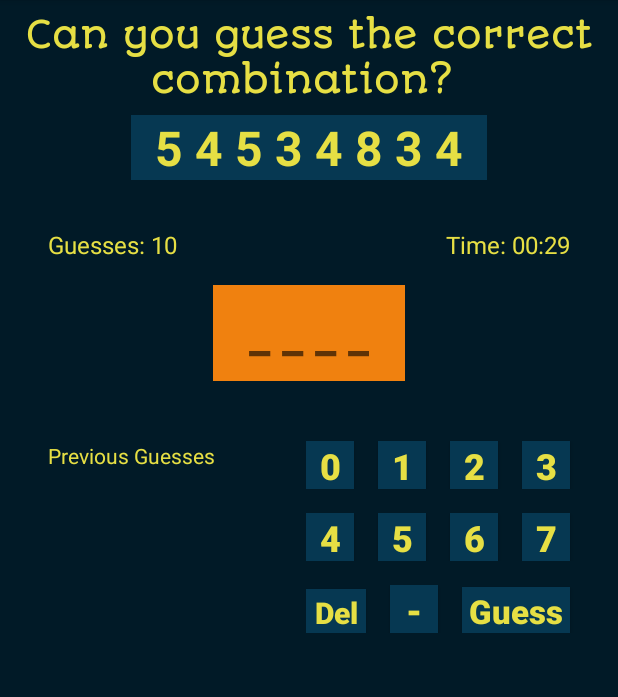
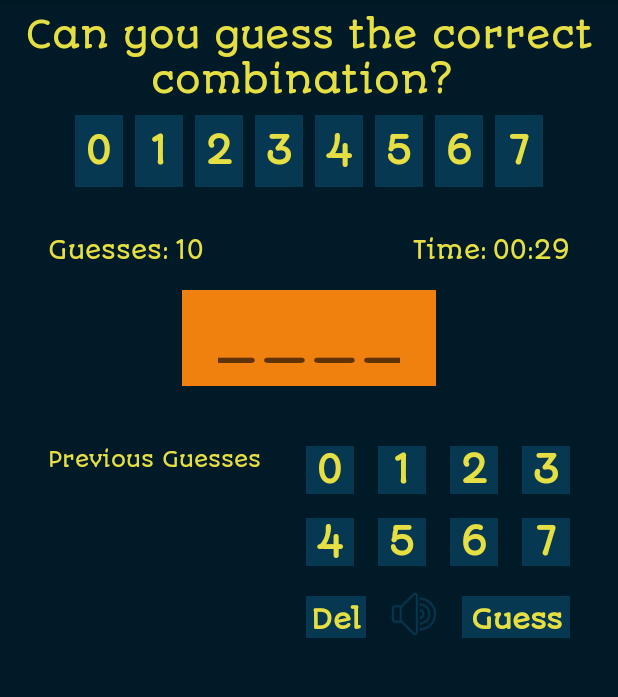
Before and after one commit to InquisitiveMindHasToKnow/Mastermind, an Android app: the MainActivity screen opened directly, with no data from a screen before it, on a phone screen of 412 x 824 dp, the part 84-781 px from its top. Run offline under Robolectric (Android 15) with nearby library versions, the phone set to English and light mode, and no system bars.

Commit message:
Random numbers back to being displayed individually. Added jeopardy theme for music if needed by user. Matched font of all textviews

```diff
--- a/app/src/main/java/org/ohmstheresistance/mastermind/activities/MainActivity.java
+++ b/app/src/main/java/org/ohmstheresistance/mastermind/activities/MainActivity.java
@@ -1,9 +1,11 @@
 package org.ohmstheresistance.mastermind.activities;
 
 import android.graphics.Color;
+import android.media.MediaPlayer;
 import android.os.CountDownTimer;
 import android.support.v7.app.AppCompatActivity;
 import android.os.Bundle;
+import android.util.Log;
 import android.view.View;
 import android.widget.Button;
 import android.widget.EditText;
@@ -29,8 +31,17 @@ public class MainActivity extends AppCompatActivity implements View.OnClickListe
     private TextView previousGuessesHeaderTextView;
     private TextView guessesRemainingTextView;
     private TextView countDownTimerTextView;
-    private TextView randomNumbersTextView;
-    private TextView randomNumbersTextViewTwo;
+    private TextView firstNumberTextView;
+    private TextView secondNumberTextView;
+    private TextView thirdNumberTextView;
+    private TextView fourthNumberTextView;
+    private TextView fifthNumberTextView;
+    private TextView sixthNumberTextView;
+    private TextView seventhNumberTextView;
+    private TextView eighthNumberTextView;
+
+
+
 
     private Button zeroButton;
     private Button oneButton;
@@ -49,7 +60,7 @@ public class MainActivity extends AppCompatActivity implements View.OnClickListe
     private long timeLeftInMillis;
 
     private String randomNumbersResponse;
-
+    int firstNum;
 
     @Override
     protected void onCreate(Bundle savedInstanceState) {
@@ -69,8 +80,14 @@ public class MainActivity extends AppCompatActivity implements View.OnClickListe
         previousGuessesHeaderTextView = findViewById(R.id.previous_guesses_header_textview);
         guessesRemainingTextView = findViewById(R.id.remaining_guess_count_textview);
         countDownTimerTextView = findViewById(R.id.countdown_timer_textview);
-        randomNumbersTextView = findViewById(R.id.random_numbers_textview);
-        randomNumbersTextViewTwo = findViewById(R.id.random_numbers_textview_two);
+        firstNumberTextView = findViewById(R.id.first_number_textview);
+        secondNumberTextView = findViewById(R.id.second_number_textview);
+        thirdNumberTextView = findViewById(R.id.third_number_textview);
+        fourthNumberTextView = findViewById(R.id.fourth_number_textview);
+        fifthNumberTextView = findViewById(R.id.fifth_number_textview);
+        sixthNumberTextView = findViewById(R.id.sixth_number_textview);
+        seventhNumberTextView = findViewById(R.id.seventh_number_textview);
+        eighthNumberTextView = findViewById(R.id.eighth_number_textview);
 
         zeroButton = findViewById(R.id.zero_button);
         oneButton = findViewById(R.id.one_button);
@@ -94,6 +111,7 @@ public class MainActivity extends AppCompatActivity implements View.OnClickListe
         sevenButton.setOnClickListener(this);
         deleteButton.setOnClickListener(this);
         guessButton.setOnClickListener(this);
+        unassignedButton.setOnClickListener(this);
 
     }
 
@@ -146,19 +164,18 @@ public class MainActivity extends AppCompatActivity implements View.OnClickListe
                 break;
 
             case R.id.unassigned_button:
-
+                playSong();
                 break;
 
             case R.id.guess_button:
 
-
                 if (totalGuesses > 0) {
 
-                    if(userGuessEditText.getText().toString().length() < 4 && userGuessEditText.getText().toString().length() >= 1 ){
+                    if (userGuessEditText.getText().toString().length() < 4 && userGuessEditText.getText().toString().length() >= 1) {
                         Toast.makeText(this, "Please enter a 4 digit combination.", Toast.LENGTH_SHORT).show();
                         return;
                     }
-                    if(userGuessEditText.getText().toString().isEmpty()){
+                    if (userGuessEditText.getText().toString().isEmpty()) {
                         Toast.makeText(this, "Please enter a valid entry.", Toast.LENGTH_SHORT).show();
 
                         return;
@@ -176,12 +193,10 @@ public class MainActivity extends AppCompatActivity implements View.OnClickListe
         }
     }
 
-    private void getRandomNumbers(){
+    private void getRandomNumbers() {
         OkHttpClient client = new OkHttpClient();
 
-        String url = "https://www.random.org/integers/?num=4&min=0&max=7&col=4&base=10&format=plain&rnd=new";
-
-        String baseOfNumers = "10";
+        String baseOfNumbers = "10";
         String col = "1";
         String num = "4";
         String minNum = "0";
@@ -189,6 +204,7 @@ public class MainActivity extends AppCompatActivity implements View.OnClickListe
         String format = "plain";
         String rnd = "new";
 
+        String url = "https://www.random.org/integers/?num=" + num + "&min=" + minNum + "&max=" + maxNum + "&col=" + col + "&base=" + baseOfNumbers + "&format=" + format + "&rnd=" + rnd;
 
         Request request = new Request.Builder()
                 .url(url)
@@ -205,16 +221,33 @@ public class MainActivity extends AppCompatActivity implements View.OnClickListe
                 if (response.isSuccessful()) {
                     randomNumbersResponse = response.body().string();
 
+                    Log.e("RESPONSE", randomNumbersResponse);
+
+                    final String[] separatedResponse = randomNumbersResponse.split("\\s+");
+
                     MainActivity.this.runOnUiThread(new Runnable() {
                         @Override
                         public void run() {
-                            randomNumbersTextView.setText(randomNumbersResponse);
-                            randomNumbersTextViewTwo.setText(randomNumbersResponse);
+
+                            firstNumberTextView.setText(separatedResponse[2]);
+                            secondNumberTextView.setText(separatedResponse[3]);
+                            thirdNumberTextView.setText(separatedResponse[1]);
+                            fourthNumberTextView.setText(separatedResponse[0]);
+                            fifthNumberTextView.setText(separatedResponse[2]);
+                            sixthNumberTextView.setText(separatedResponse[0]);
+                            seventhNumberTextView.setText(separatedResponse[1]);
+                            eighthNumberTextView.setText(separatedResponse[3]);
                         }
+
                     });
                 }
             }
         });
+    }
+
+    private void playSong() {
+        MediaPlayer mediaPlayer = MediaPlayer.create(this, R.raw.jeopardytheme);
+        mediaPlayer.start();
     }
 
     private void startCountDown() {
--- a/app/src/main/res/layout/activity_main.xml
+++ b/app/src/main/res/layout/activity_main.xml
@@ -22,41 +22,121 @@
         android:textSize="24sp" />
 
     <LinearLayout
-        android:layout_width="wrap_content"
+        android:id="@+id/numbers_selected_textview"
+        android:layout_width="match_parent"
         android:layout_height="wrap_content"
-        android:layout_gravity="center_horizontal"
+        android:layout_marginStart="16dp"
+        android:layout_marginEnd="16dp"
         android:gravity="center_horizontal"
         android:orientation="horizontal">
 
-    <TextView
-        android:id="@+id/random_numbers_textview"
-        android:layout_width="wrap_content"
-        android:layout_height="wrap_content"
-        android:textColor="@color/textColor"
-        android:paddingStart="16dp"
-        android:paddingEnd="4dp"
-        android:text="5 4 5 3"
-        android:textStyle="bold"
-        android:gravity="center"
-        android:textSize="32sp"
-        android:background="@color/colorPrimary"/>
+        <TextView
+            android:id="@+id/first_number_textview"
+            android:layout_width="32dp"
+            android:layout_height="48dp"
+            android:background="@color/colorPrimary"
+            android:fontFamily="@font/autour_one"
+            android:gravity="center"
+            android:text="0"
+            android:textColor="@color/textColor"
+            android:textSize="24sp"
+            android:textStyle="bold" />
+
+        <TextView
+            android:id="@+id/second_number_textview"
+            android:layout_width="32dp"
+            android:layout_height="48dp"
+            android:layout_marginStart="8dp"
+            android:background="@color/colorPrimary"
+            android:fontFamily="@font/autour_one"
+            android:gravity="center"
+            android:text="1"
+            android:textColor="@color/textColor"
+            android:textSize="24sp"
+            android:textStyle="bold" />
+
+        <TextView
+            android:id="@+id/third_number_textview"
+            android:layout_width="32dp"
+            android:layout_height="48dp"
+            android:layout_marginStart="8dp"
+            android:background="@color/colorPrimary"
+            android:fontFamily="@font/autour_one"
+            android:gravity="center"
+            android:text="2"
+            android:textColor="@color/textColor"
+            android:textSize="24sp"
+            android:textStyle="bold" />
+
+        <TextView
+            android:id="@+id/fourth_number_textview"
+            android:layout_width="32dp"
+            android:layout_height="48dp"
+            android:layout_marginStart="8dp"
+            android:background="@color/colorPrimary"
+            android:fontFamily="@font/autour_one"
+            android:gravity="center"
+            android:text="3"
+            android:textColor="@color/textColor"
+            android:textSize="24sp"
+            android:textStyle="bold" />
+
+        <TextView
+            android:id="@+id/fifth_number_textview"
+            android:layout_width="32dp"
+            android:layout_height="48dp"
+            android:layout_marginStart="8dp"
+            android:background="@color/colorPrimary"
+            android:fontFamily="@font/autour_one"
+            android:gravity="center"
+            android:text="4"
+            android:textColor="@color/textColor"
+            android:textSize="24sp"
+            android:textStyle="bold" />
+
+        <TextView
+            android:id="@+id/sixth_number_textview"
+            android:layout_width="32dp"
+            android:layout_height="48dp"
+            android:layout_marginStart="8dp"
+            android:background="@color/colorPrimary"
+            android:fontFamily="@font/autour_one"
+            android:gravity="center"
+            android:text="5"
+            android:textColor="@color/textColor"
+            android:textSize="24sp"
+            android:textStyle="bold" />
 
 
         <TextView
-            android:id="@+id/random_numbers_textview_two"
-            android:layout_width="wrap_content"
-            android:layout_height="wrap_content"
+            android:id="@+id/seventh_number_textview"
+            android:layout_width="32dp"
+            android:layout_height="48dp"
+            android:layout_marginStart="8dp"
+            android:background="@color/colorPrimary"
+            android:fontFamily="@font/autour_one"
+            android:gravity="center"
+            android:text="6"
             android:textColor="@color/textColor"
-            android:paddingStart="4dp"
-            android:paddingEnd="16dp"
-            android:text="4 8 3 4"
-            android:textStyle="bold"
-            android:layout_gravity="center_horizontal"
+            android:textSize="24sp"
+            android:textStyle="bold" />
+
+        <TextView
+            android:id="@+id/eighth_number_textview"
+            android:layout_width="32dp"
+            android:layout_height="48dp"
+            android:layout_marginStart="8dp"
+            android:background="@color/colorPrimary"
+            android:fontFamily="@font/autour_one"
             android:gravity="center"
-            android:textSize="32sp"
-            android:background="@color/colorPrimary"/>
+            android:text="7"
+            android:textColor="@color/textColor"
+            android:textSize="24sp"
+            android:textStyle="bold" />
 
-</LinearLayout>
+
+    </LinearLayout>
+
 
     <RelativeLayout
         android:layout_width="match_parent"
@@ -79,6 +159,7 @@
             <TextView
                 android:layout_width="wrap_content"
                 android:layout_height="wrap_content"
+                android:fontFamily="@font/autour_one"
                 android:text="Guesses:"
                 android:textColor="@color/textColor"
                 android:textSize="16sp" />
@@ -88,6 +169,7 @@
                 android:layout_width="wrap_content"
                 android:layout_height="wrap_content"
                 android:layout_marginStart="4dp"
+                android:fontFamily="@font/autour_one"
                 android:gravity="center"
                 android:text="10"
                 android:textColor="@color/textColor"
@@ -107,6 +189,7 @@
                 android:layout_width="wrap_content"
                 android:layout_height="wrap_content"
                 android:layout_gravity="center_vertical"
+                android:fontFamily="@font/autour_one"
                 android:text="Time:"
                 android:textColor="@color/textColor"
                 android:textSize="16sp" />
@@ -116,6 +199,7 @@
                 android:layout_width="wrap_content"
                 android:layout_height="wrap_content"
                 android:layout_marginStart="4dp"
+                android:fontFamily="@font/autour_one"
                 android:gravity="center"
                 android:text="00:30"
                 android:textColor="@color/textColor"
@@ -132,6 +216,7 @@
         android:layout_gravity="center"
         android:background="@color/colorAccent"
         android:focusable="false"
+        android:fontFamily="@font/autour_one"
         android:hint="@string/guess_hint"
         android:inputType="number"
         android:maxLength="4"
@@ -160,6 +245,7 @@
                 android:layout_height="32dp"
                 android:layout_marginEnd="16dp"
                 android:background="@color/colorPrimary"
+                android:fontFamily="@font/autour_one"
                 android:gravity="center"
                 android:text="@string/button_zero_text"
                 android:textColor="@color/textColor"
@@ -172,6 +258,7 @@
                 android:layout_height="32dp"
                 android:layout_marginEnd="16dp"
                 android:background="@color/colorPrimary"
+                android:fontFamily="@font/autour_one"
                 android:gravity="center"
                 android:text="@string/button_one_text"
                 android:textColor="@color/textColor"
@@ -185,6 +272,7 @@
                 android:layout_height="32dp"
                 android:layout_marginEnd="16dp"
                 android:background="@color/colorPrimary"
+                android:fontFamily="@font/autour_one"
                 android:gravity="center"
                 android:text="@string/button_two_text"
                 android:textColor="@color/textColor"
@@ -197,6 +285,7 @@
                 android:layout_height="32dp"
                 android:layout_marginEnd="16dp"
                 android:background="@color/colorPrimary"
+                android:fontFamily="@font/autour_one"
                 android:gravity="center"
                 android:text="@string/button_three_text"
                 android:textColor="@color/textColor"
@@ -221,6 +310,7 @@
                 android:layout_height="32dp"
                 android:layout_marginEnd="16dp"
                 android:background="@color/colorPrimary"
+                android:fontFamily="@font/autour_one"
                 android:gravity="center"
                 android:text="@string/button_four_text"
                 android:textColor="@color/textColor"
@@ -233,6 +323,7 @@
                 android:layout_height="32dp"
                 android:layout_marginEnd="16dp"
                 android:background="@color/colorPrimary"
+                android:fontFamily="@font/autour_one"
                 android:gravity="center"
                 android:text="@string/button_five_text"
                 android:textColor="@color/textColor"
@@ -246,6 +337,7 @@
                 android:layout_height="32dp"
                 android:layout_marginEnd="16dp"
                 android:background="@color/colorPrimary"
+                android:fontFamily="@font/autour_one"
                 android:gravity="center"
                 android:text="@string/button_six_text"
                 android:textColor="@color/textColor"
@@ -258,6 +350,7 @@
                 android:layout_height="32dp"
                 android:layout_marginEnd="16dp"
                 android:background="@color/colorPrimary"
+                android:fontFamily="@font/autour_one"
                 android:gravity="center"
                 android:text="@string/button_seven_text"
                 android:textColor="@color/textColor"
@@ -283,11 +376,12 @@
                 android:layout_height="32dp"
                 android:layout_marginEnd="16dp"
                 android:background="@color/colorPrimary"
+                android:fontFamily="@font/autour_one"
                 android:gravity="center"
                 android:text="@string/delete_button_text"
                 android:textAllCaps="false"
                 android:textColor="@color/textColor"
-                android:textSize="20sp"
+                android:textSize="18sp"
                 android:textStyle="bold" />
 
             <Button
@@ -295,9 +389,9 @@
                 android:layout_width="32dp"
                 android:layout_height="32dp"
                 android:layout_marginEnd="16dp"
-                android:background="@color/colorPrimary"
+                android:background="@drawable/play_song_speaker"
+                android:backgroundTint="@color/colorPrimary"
                 android:gravity="center"
-                android:text="-"
                 android:textColor="@color/textColor"
                 android:textSize="24sp"
                 android:textStyle="bold" />
@@ -309,11 +403,12 @@
                 android:layout_height="32dp"
                 android:layout_marginEnd="16dp"
                 android:background="@color/colorPrimary"
+                android:fontFamily="@font/autour_one"
                 android:gravity="center"
                 android:text="@string/guess_button_text"
                 android:textAllCaps="false"
                 android:textColor="@color/textColor"
-                android:textSize="22sp"
+                android:textSize="18sp"
                 android:textStyle="bold" />
 
 
@@ -323,13 +418,14 @@
             android:id="@+id/previous_guesses_header_textview"
             android:layout_width="wrap_content"
             android:layout_height="wrap_content"
+            android:layout_alignParentStart="true"
+            android:layout_marginStart="16dp"
+            android:fontFamily="@font/autour_one"
             android:gravity="center"
-            android:layout_marginStart="16dp"
             android:paddingStart="16dp"
             android:paddingEnd="16dp"
-            android:layout_alignParentStart="true"
-            android:textColor="@color/textColor"
-            android:text="Previous Guesses"/>
+            android:text="Previous Guesses"
+            android:textColor="@color/textColor" />
 
     </RelativeLayout>
 
```
Also changed, not shown: app/src/main/res/drawable/play_song_speaker.png (added), app/src/main/res/drawable/stop_song_speaker.png (added), 1 other file.
